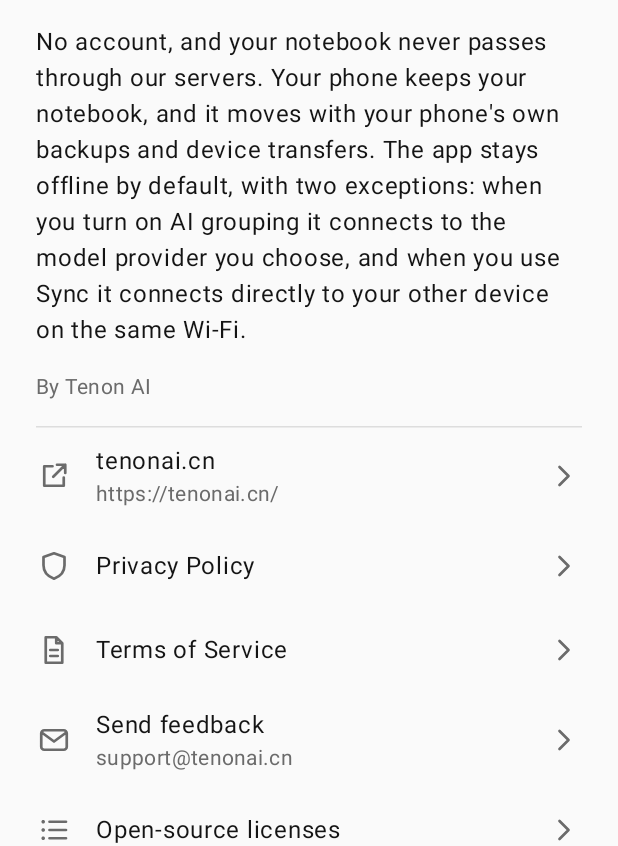
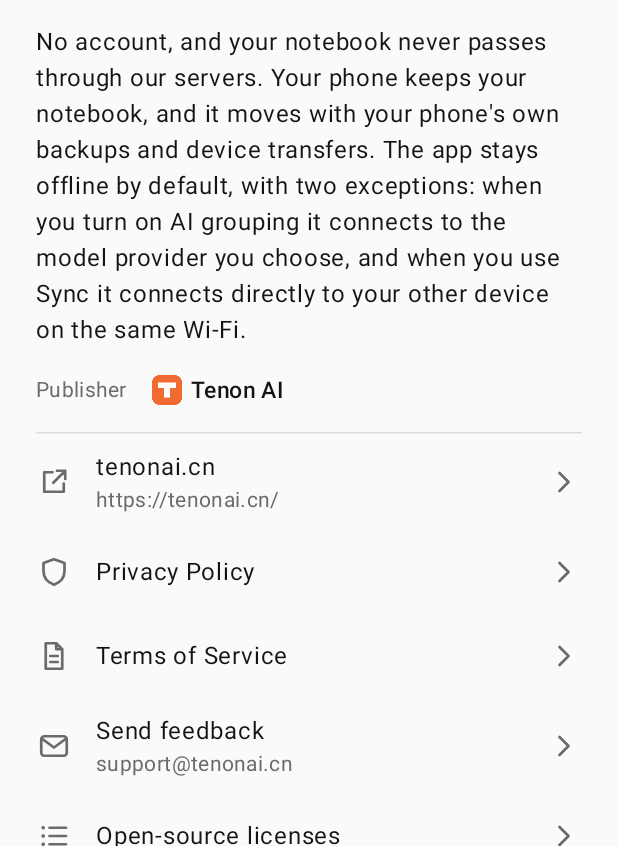
Before and after one commit to dozybot001/PassBy, an Android app built with Jetpack Compose: the composable AboutScreen shown on its own in the app's theme, on a phone screen of 412 x 824 dp, the part 390-1236 px from its top. Run offline under Robolectric (Android 15) with nearby library versions, the phone set to English and light mode, and no system bars.

Commit message:
Android: About shows the publisher as the small Tenon lockup (standard 1.4)
Co-Authored-By: Claude Opus 5.5 <noreply@anthropic.com>

```diff
--- a/android/app/src/main/kotlin/cn/tenonai/apps/passby/ui/SettingsScreen.kt
+++ b/android/app/src/main/kotlin/cn/tenonai/apps/passby/ui/SettingsScreen.kt
@@ -8,8 +8,10 @@ import androidx.compose.foundation.Image
 import androidx.compose.foundation.layout.Arrangement
 import androidx.compose.foundation.layout.Column
 import androidx.compose.foundation.layout.Row
+import androidx.compose.foundation.layout.Spacer
 import androidx.compose.foundation.layout.padding
 import androidx.compose.foundation.layout.size
+import androidx.compose.foundation.layout.width
 import androidx.compose.foundation.rememberScrollState
 import androidx.compose.foundation.verticalScroll
 import androidx.compose.material3.HorizontalDivider
@@ -25,9 +27,12 @@ import androidx.compose.ui.platform.LocalContext
 import androidx.compose.ui.platform.LocalResources
 import androidx.compose.ui.res.painterResource
 import androidx.compose.ui.res.stringResource
+import androidx.compose.ui.semantics.clearAndSetSemantics
 import androidx.compose.ui.semantics.contentDescription
 import androidx.compose.ui.semantics.semantics
+import androidx.compose.ui.text.font.FontWeight
 import androidx.compose.ui.unit.dp
+import androidx.compose.ui.unit.sp
 import androidx.fragment.app.FragmentActivity
 import cn.tenonai.apps.passby.BuildConfig
 import cn.tenonai.apps.passby.R
@@ -143,7 +148,18 @@ fun AboutScreen(model: AppViewModel) {
                 )
                 Text(stringResource(R.string.about_what), style = MaterialTheme.typography.bodyLarge)
                 Text(stringResource(R.string.about_how), style = MaterialTheme.typography.bodyLarge)
-                Text(stringResource(R.string.publisher), style = MaterialTheme.typography.bodyMedium, color = palette.secondary)
+                val publisherLabel = stringResource(R.string.publisher) + " " + stringResource(R.string.publisher_name)
+                // Publisher: the small Tenon lockup, the orange T beside the company name (standard 1.4).
+                Row(
+                    Modifier.clearAndSetSemantics { contentDescription = publisherLabel },
+                    verticalAlignment = Alignment.CenterVertically,
+                ) {
+                    Text(stringResource(R.string.publisher), style = MaterialTheme.typography.bodyMedium, color = palette.secondary)
+                    Spacer(Modifier.width(16.dp))
+                    Image(painterResource(R.drawable.tenon_mark), contentDescription = null, Modifier.size(20.dp))
+                    Spacer(Modifier.width(6.dp))
+                    Text(stringResource(R.string.publisher_name), fontSize = 15.sp, fontWeight = FontWeight.SemiBold, color = palette.ink)
+                }
             }
             HorizontalDivider(Modifier.padding(horizontal = PagePadding), color = palette.rule)
             SettingRow(title = stringResource(R.string.website), text = WEBSITE_URL, icon = Icons.External, onClick = { open { openLink(context, WEBSITE_URL) } })
--- a/android/app/src/main/res/values/strings.xml
+++ b/android/app/src/main/res/values/strings.xml
@@ -122,7 +122,8 @@
     <string name="feedback">Send feedback</string>
     <string name="version">Version</string>
     <string name="version_value">%1$s (%2$d)</string>
-    <string name="publisher">By Tenon AI</string>
+    <string name="publisher">Publisher</string>
+    <string name="publisher_name">Tenon AI</string>
     <string name="brand_description">PassBy</string>
     <string name="about_what">PassBy is a simple password notebook. Keep titles, accounts, passwords and notes together, organize them in folders, and generate strong passwords to copy into other apps.</string>
     <string name="about_how">No account, and your notebook never passes through our servers. Your phone keeps your notebook, and it moves with your phone\'s own backups and device transfers. The app stays offline by default, with two exceptions: when you turn on AI grouping it connects to the model provider you choose, and when you use Sync it connects directly to your other device on the same Wi-Fi.</string>
```
Also changed, not shown: android/app/src/main/res/drawable-nodpi/tenon_mark.png (added), 1 other file.
